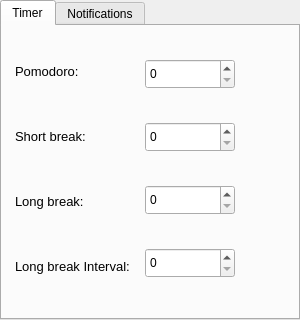
This is ui/settingsdialog.ui in TiagoSBO/qt-pomodoro-timer as Qt 5 draws it before an edit. The edited form follows.
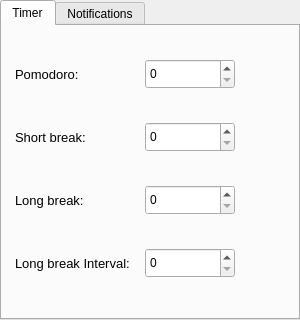
This is the edited form. The open tabs and pages were chosen to show the change. Icons and pictures are not drawn.

Diff of the .ui file:
```diff
--- a/ui/settingsdialog.ui
+++ b/ui/settingsdialog.ui
@@ -223,7 +223,7 @@
               <property name="maximumSize">
                <size>
                 <width>100</width>
-                <height>40</height>
+                <height>30</height>
                </size>
               </property>
               <property name="baseSize">
@@ -275,7 +275,7 @@
               <property name="maximumSize">
                <size>
                 <width>100</width>
-                <height>40</height>
+                <height>30</height>
                </size>
               </property>
               <property name="font">
@@ -303,7 +303,7 @@
               <property name="maximumSize">
                <size>
                 <width>100</width>
-                <height>40</height>
+                <height>30</height>
                </size>
               </property>
               <property name="font">
@@ -331,7 +331,7 @@
               <property name="maximumSize">
                <size>
                 <width>170</width>
-                <height>40</height>
+                <height>30</height>
                </size>
               </property>
               <property name="font">
```
Left out of the diff: 10 changed lines with no effect on the pictures.
